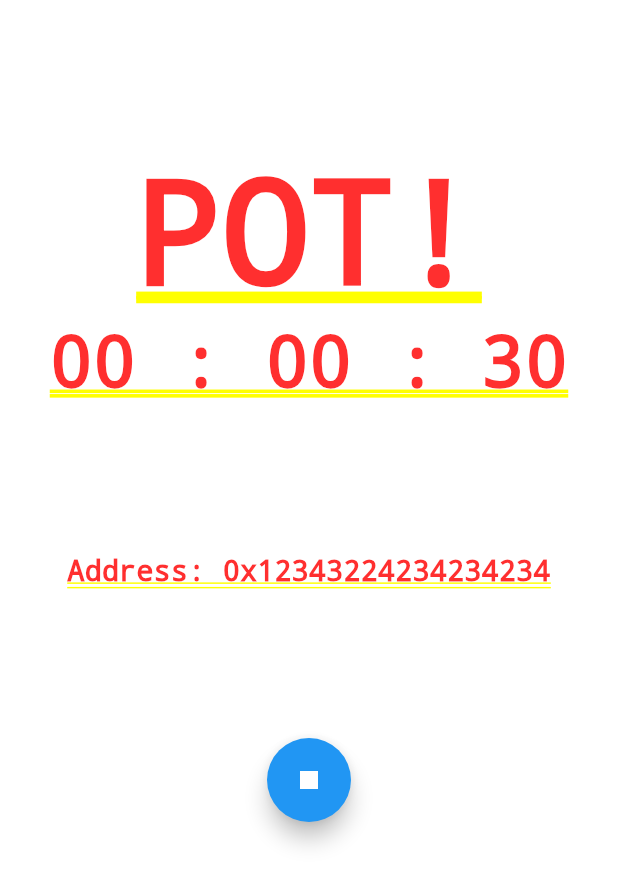
After one commit to faye-u/web3chanel_flutter_app, a Flutter app: the BottomNavigation screen opened by its route, after a tap on the "stop" icon, on a phone screen of 412 x 824 dp. The commit adds this screen. Shown: the top 885 px of the screen. Run offline on Flutter 3.47's test engine with Material 2 defaults, Android fonts, the light colour scheme and no system bars; drawn by our look-alikes of flutter_countdown_timer; our stand-ins replace anim_search_bar, file_picker, flutter_chat_types, flutter_chat_ui, google_fonts, image_picker and 3 more; missing offline and left inert: avatars, walletconnect_dart.

Commit message:
rewards page

```diff
--- a/lib/navigation/bottom_navigation.dart
+++ b/lib/navigation/bottom_navigation.dart
@@ -1,4 +1,5 @@
 import 'package:flutter/material.dart';
+import 'package:web3chanel_flutter_app/pages/rewards_page.dart';
 
 import '../pages/chat_page.dart';
 import '../pages/feed_page.dart';
@@ -27,8 +28,17 @@ class _BottomNavigationState extends State<BottomNavigation> {
 
   @override
   Widget build(BuildContext context) {
-
     return Scaffold(
+      floatingActionButton: FloatingActionButton(
+        child: Icon(Icons.stop),
+        onPressed: () => {
+          Navigator.push(
+            context,
+            MaterialPageRoute(builder: (context) => const RewardsPage()),
+          )
+        },
+      ),
+      floatingActionButtonLocation: FloatingActionButtonLocation.endTop,
       body: Center(
         child: _widgetOptions.elementAt(_selectedIndex),
       ),
--- /dev/null
+++ b/lib/pages/rewards_page.dart
@@ -0,0 +1,63 @@
+import 'package:flutter/material.dart';
+import 'package:flutter_countdown_timer/index.dart';
+
+class RewardsPage extends StatefulWidget {
+  const RewardsPage({Key? key}) : super(key: key);
+
+  @override
+  State<RewardsPage> createState() => _RewardsPageState();
+}
+
+class _RewardsPageState extends State<RewardsPage> {
+  late CountdownTimerController controller;
+  int endTime = DateTime.now().millisecondsSinceEpoch + 1000 * 30;
+
+  @override
+  void initState() {
+    super.initState();
+    controller = CountdownTimerController(endTime: endTime, onEnd: onEnd);
+  }
+
+  void onEnd() {
+    print('onEnd');
+  }
+
+  // global variables
+  var _session, _uri;
+
+  @override
+  Widget build(BuildContext context) {
+    return Container(
+        child: Column(
+      children: [
+        SizedBox(height: 100),
+        Text('POT!',
+            style:
+                DefaultTextStyle.of(context).style.apply(fontSizeFactor: 2.0)),
+        CountdownTimer(
+          controller: controller,
+          onEnd: onEnd,
+          endTime: endTime,
+        ),
+        SizedBox(height: 100),
+        Text('Address: 0x12343224234234234',
+            style:
+                DefaultTextStyle.of(context).style.apply(fontSizeFactor: 0.4)),
+        SizedBox(height: 100),
+        FloatingActionButton(
+          child: Icon(Icons.stop),
+          onPressed: () {
+            onEnd();
+            controller.disposeTimer();
+          },
+        ),
+      ],
+    ));
+  }
+
+  @override
+  void dispose() {
+    controller.dispose();
+    super.dispose();
+  }
+}
--- a/pubspec.yaml
+++ b/pubspec.yaml
@@ -49,6 +49,7 @@ dependencies:
   google_fonts: ^3.0.1
   walletconnect_dart: ^0.0.11
   slider_button: ^2.0.0
+  flutter_countdown_timer: ^4.1.0
 
 dev_dependencies:
   flutter_test:
```
Also changed, not shown: pubspec.lock, 1 other file.
